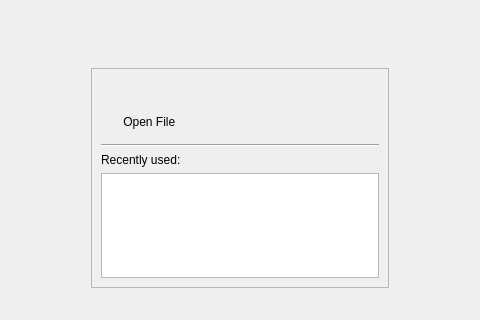
Qt form resources/selector.ui (lesca-research/piccel) before a commit; both pictures show x 226 to 706 and y 190 to 510 of the 932 by 736 pixel window.
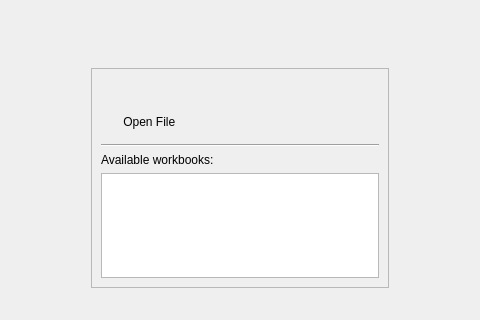
The same form after that commit.

```diff
--- a/resources/selector.ui
+++ b/resources/selector.ui
@@ -121,7 +121,7 @@
          <item>
           <widget class="QLabel" name="label_recently_used">
            <property name="text">
-            <string>Recently used:</string>
+            <string>Available workbooks:</string>
            </property>
           </widget>
          </item>
```
